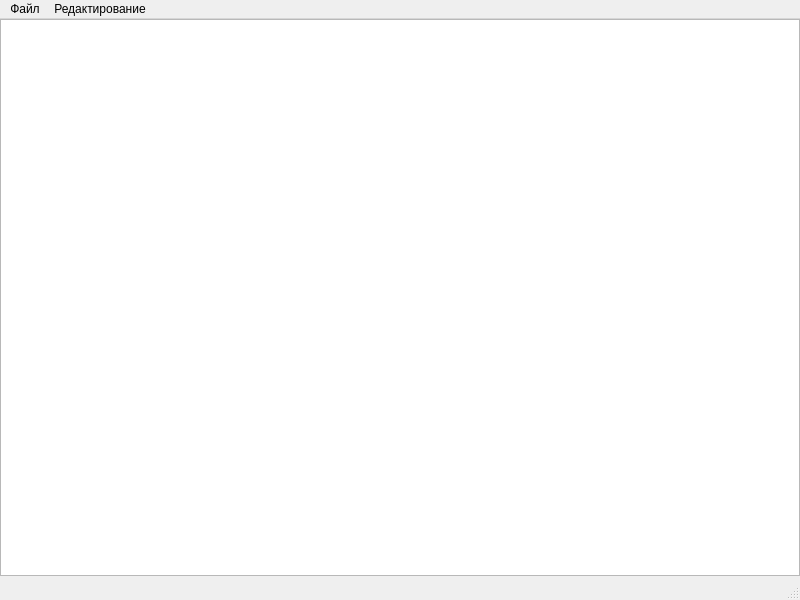
This is ui/usersForm.ui in sector84/lyceum.yandex-homework1_2 as Qt 5 draws it before an edit. The edited form follows.
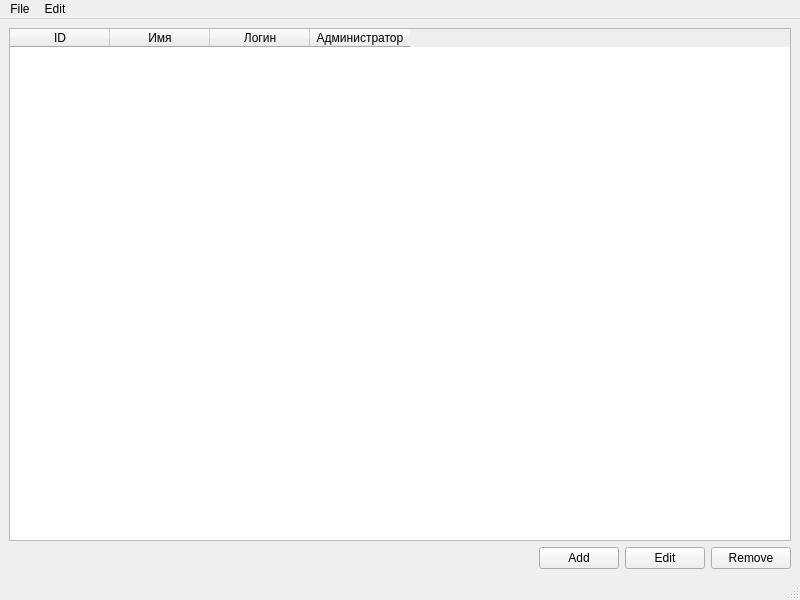
This is the edited form.

Patch:
```diff
--- a/ui/usersForm.ui
+++ b/ui/usersForm.ui
@@ -14,16 +14,76 @@
    <string>MainWindow</string>
   </property>
   <widget class="QWidget" name="centralwidget">
-   <widget class="QTableWidget" name="tableUsers">
-    <property name="geometry">
-     <rect>
-      <x>0</x>
-      <y>0</y>
-      <width>800</width>
-      <height>557</height>
-     </rect>
-    </property>
-   </widget>
+   <layout class="QVBoxLayout" name="verticalLayout">
+    <item>
+     <widget class="QTableWidget" name="table">
+      <property name="locale">
+       <locale language="Russian" country="Russia"/>
+      </property>
+      <property name="columnCount">
+       <number>4</number>
+      </property>
+      <column>
+       <property name="text">
+        <string>ID</string>
+       </property>
+      </column>
+      <column>
+       <property name="text">
+        <string>Имя</string>
+       </property>
+      </column>
+      <column>
+       <property name="text">
+        <string>Логин</string>
+       </property>
+      </column>
+      <column>
+       <property name="text">
+        <string>Администратор</string>
+       </property>
+      </column>
+     </widget>
+    </item>
+    <item>
+     <layout class="QHBoxLayout" name="horizontalLayout">
+      <item>
+       <spacer name="horizontalSpacer">
+        <property name="orientation">
+         <enum>Qt::Horizontal</enum>
+        </property>
+        <property name="sizeHint" stdset="0">
+         <size>
+          <width>40</width>
+          <height>20</height>
+         </size>
+        </property>
+       </spacer>
+      </item>
+      <item>
+       <widget class="QPushButton" name="btnAdd">
+        <property name="text">
+         <string>Add</string>
+        </property>
+       </widget>
+      </item>
+      <item>
+       <widget class="QPushButton" name="btnEdit">
+        <property name="text">
+         <string>Edit</string>
+        </property>
+       </widget>
+      </item>
+      <item>
+       <widget class="QPushButton" name="btnRemove">
+        <property name="text">
+         <string>Remove</string>
+        </property>
+       </widget>
+      </item>
+     </layout>
+    </item>
+   </layout>
   </widget>
   <widget class="QMenuBar" name="menubar">
    <property name="geometry">
@@ -34,23 +94,23 @@
      <height>22</height>
     </rect>
    </property>
-   <widget class="QMenu" name="menu">
+   <widget class="QMenu" name="menuFile">
     <property name="title">
-     <string>Файл</string>
+     <string>File</string>
     </property>
     <addaction name="action"/>
     <addaction name="action_2"/>
    </widget>
-   <widget class="QMenu" name="menu_2">
+   <widget class="QMenu" name="menuEdit">
     <property name="title">
-     <string>Редактирование</string>
+     <string>Edit</string>
     </property>
     <addaction name="action_4"/>
     <addaction name="action_5"/>
     <addaction name="action_6"/>
    </widget>
-   <addaction name="menu"/>
-   <addaction name="menu_2"/>
+   <addaction name="menuFile"/>
+   <addaction name="menuEdit"/>
   </widget>
   <widget class="QStatusBar" name="statusbar"/>
   <action name="action">
```
Left out of the diff: 39 changed lines with no effect on the pictures.
